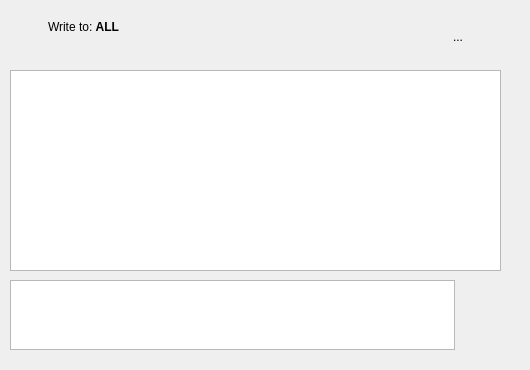
Above: src/desktop/GuiChat.ui from hwgao/beebeep before the change. Below: the same form after it.
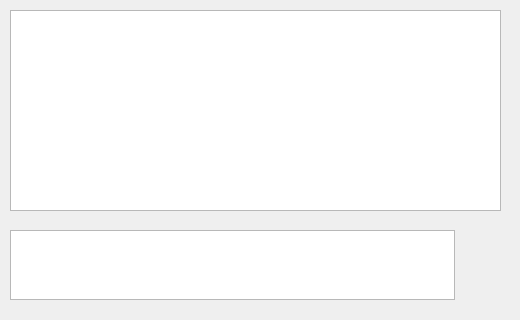
That is the form after the change. Icons and pictures are not drawn. Custom widgets are drawn as their Qt base class.

Patch:
```diff
--- a/src/desktop/GuiChat.ui
+++ b/src/desktop/GuiChat.ui
@@ -6,8 +6,8 @@
    <rect>
     <x>0</x>
     <y>0</y>
-    <width>530</width>
-    <height>370</height>
+    <width>520</width>
+    <height>320</height>
    </rect>
   </property>
   <property name="sizePolicy">
@@ -23,7 +23,7 @@
    <property name="geometry">
     <rect>
      <x>10</x>
-     <y>70</y>
+     <y>10</y>
      <width>491</width>
      <height>201</height>
     </rect>
@@ -48,7 +48,7 @@
    <property name="geometry">
     <rect>
      <x>10</x>
-     <y>280</y>
+     <y>230</y>
      <width>491</width>
      <height>70</height>
     </rect>
@@ -152,158 +152,6 @@
     </item>
    </layout>
   </widget>
-  <widget class="QFrame" name="mp_frameHeader">
-   <property name="geometry">
-    <rect>
-     <x>10</x>
-     <y>10</y>
-     <width>491</width>
-     <height>34</height>
-    </rect>
-   </property>
-   <property name="sizePolicy">
-    <sizepolicy hsizetype="Expanding" vsizetype="Minimum">
-     <horstretch>0</horstretch>
-     <verstretch>0</verstretch>
-    </sizepolicy>
-   </property>
-   <property name="minimumSize">
-    <size>
-     <width>0</width>
-     <height>34</height>
-    </size>
-   </property>
-   <property name="frameShape">
-    <enum>QFrame::NoFrame</enum>
-   </property>
-   <property name="frameShadow">
-    <enum>QFrame::Plain</enum>
-   </property>
-   <layout class="QHBoxLayout" name="horizontalLayout">
-    <property name="spacing">
-     <number>4</number>
-    </property>
-    <property name="leftMargin">
-     <number>0</number>
-    </property>
-    <property name="topMargin">
-     <number>0</number>
-    </property>
-    <property name="rightMargin">
-     <number>0</number>
-    </property>
-    <property name="bottomMargin">
-     <number>0</number>
-    </property>
-    <item>
-     <widget class="QPushButton" name="mp_pbProfile">
-      <property name="sizePolicy">
-       <sizepolicy hsizetype="Fixed" vsizetype="Fixed">
-        <horstretch>0</horstretch>
-        <verstretch>0</verstretch>
-       </sizepolicy>
-      </property>
-      <property name="minimumSize">
-       <size>
-        <width>34</width>
-        <height>34</height>
-       </size>
-      </property>
-      <property name="maximumSize">
-       <size>
-        <width>34</width>
-        <height>34</height>
-       </size>
-      </property>
-      <property name="iconSize">
-       <size>
-        <width>32</width>
-        <height>32</height>
-       </size>
-      </property>
-      <property name="flat">
-       <bool>true</bool>
-      </property>
-     </widget>
-    </item>
-    <item>
-     <widget class="QLabel" name="mp_lTitle">
-      <property name="sizePolicy">
-       <sizepolicy hsizetype="Expanding" vsizetype="Minimum">
-        <horstretch>0</horstretch>
-        <verstretch>0</verstretch>
-       </sizepolicy>
-      </property>
-      <property name="text">
-       <string>Write to: &lt;b&gt;ALL&lt;/b&gt;</string>
-      </property>
-      <property name="textFormat">
-       <enum>Qt::RichText</enum>
-      </property>
-      <property name="wordWrap">
-       <bool>true</bool>
-      </property>
-      <property name="margin">
-       <number>0</number>
-      </property>
-     </widget>
-    </item>
-    <item>
-     <widget class="QLabel" name="mp_lTimestamp">
-      <property name="sizePolicy">
-       <sizepolicy hsizetype="Minimum" vsizetype="Minimum">
-        <horstretch>0</horstretch>
-        <verstretch>0</verstretch>
-       </sizepolicy>
-      </property>
-      <property name="text">
-       <string>...</string>
-      </property>
-      <property name="alignment">
-       <set>Qt::AlignBottom|Qt::AlignRight|Qt::AlignTrailing</set>
-      </property>
-     </widget>
-    </item>
-    <item>
-     <widget class="QPushButton" name="mp_pbSaveState">
-      <property name="sizePolicy">
-       <sizepolicy hsizetype="Fixed" vsizetype="Fixed">
-        <horstretch>0</horstretch>
-        <verstretch>0</verstretch>
-       </sizepolicy>
-      </property>
-      <property name="minimumSize">
-       <size>
-        <width>34</width>
-        <height>34</height>
-       </size>
-      </property>
-      <property name="maximumSize">
-       <size>
-        <width>34</width>
-        <height>34</height>
-       </size>
-      </property>
-      <property name="toolTip">
-       <string>Save window's geometry</string>
-      </property>
-      <property name="icon">
-       <iconset resource="../beebeep.qrc">
-        <normaloff>:/images/save-window.png</normaloff>:/images/save-window.png</iconset>
-      </property>
-      <property name="iconSize">
-       <size>
-        <width>24</width>
-        <height>24</height>
-       </size>
-      </property>
-      <property name="flat">
-       <bool>true</bool>
-      </property>
-     </widget>
-    </item>
-   </layout>
-  </widget>
  </widget>
  <customwidgets>
   <customwidget>
```
